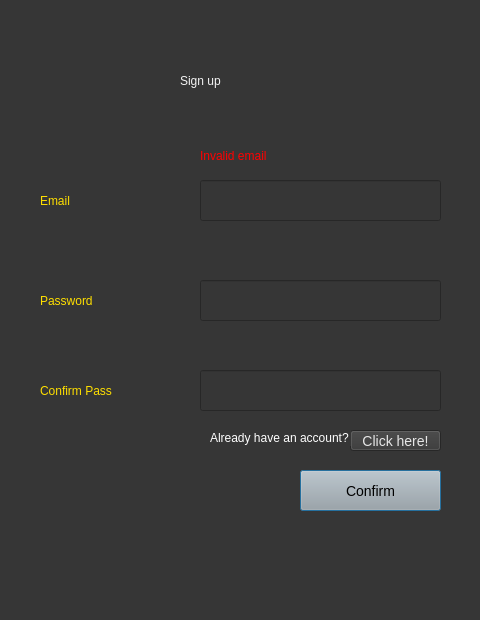
The window that FireBase/ui/createacc.ui (smorcor744/pyQT) describes before a commit, drawn with Qt 5.
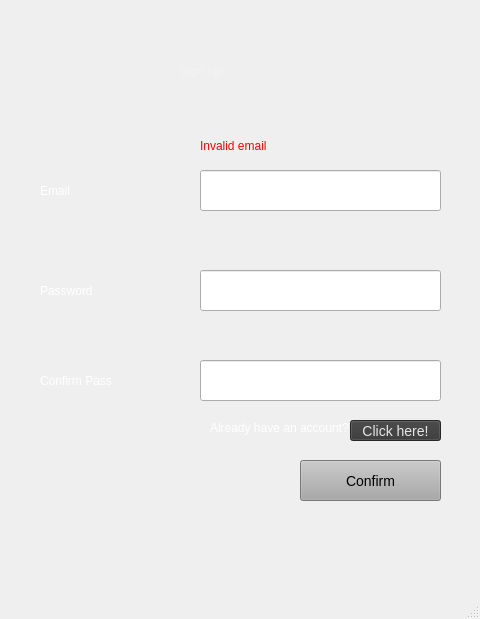
The same window after the commit.

The edit to the form file:
```diff
--- a/FireBase/ui/createacc.ui
+++ b/FireBase/ui/createacc.ui
@@ -1,76 +1,72 @@
 <?xml version="1.0" encoding="UTF-8"?>
 <ui version="4.0">
  <class>Dialog</class>
- <widget class="QDialog" name="Dialog">
+ <widget class="QMainWindow" name="Dialog">
   <property name="geometry">
    <rect>
     <x>0</x>
     <y>0</y>
     <width>480</width>
-    <height>620</height>
+    <height>619</height>
    </rect>
   </property>
   <property name="windowTitle">
    <string>Dialog</string>
   </property>
-  <property name="styleSheet">
-   <string notr="true">background-color: rgb(54, 54, 54);</string>
-  </property>
-  <widget class="QLabel" name="label">
+  <widget class="QWidget" name="centralwidget">
+   <widget class="QLineEdit" name="confirmpass">
    <property name="geometry">
     <rect>
-     <x>180</x>
-     <y>50</y>
-     <width>181</width>
-     <height>61</height>
-    </rect>
-   </property>
+      <x>200</x>
+      <y>360</y>
+      <width>241</width>
+      <height>41</height>
+     </rect>
+    </property>
+    <property name="font">
+     <font>
+      <pointsize>12</pointsize>
+     </font>
+    </property>
    <property name="styleSheet">
-    <string notr="true">font: 28pt &quot;MS Shell Dlg 2&quot;; color: rgb(243, 243, 243)</string>
+     <string notr="true">confirmpass {
+    background-color: black;  /* Color de fondo negro */
+    color: white;             /* Color de texto blanco para contraste */
+    padding: 10px;            /* Espaciado interno */
+    border-radius: 5px;       /* Bordes redondeados */
+    font-family: Arial, sans-serif;  /* Fuente */
+    font-size: 16px;          /* Tamaño de la fuente */
+    text-align: center;       /* Alinear el texto al centro */
+    display: inline-block;    /* Para que el label se ajuste al contenido */
+}
+</string>
    </property>
    <property name="text">
-    <string>Sign up</string>
+     <string/>
    </property>
   </widget>
   <widget class="QLabel" name="label_2">
    <property name="geometry">
     <rect>
      <x>40</x>
-     <y>170</y>
+      <y>160</y>
      <width>141</width>
      <height>61</height>
     </rect>
    </property>
    <property name="styleSheet">
     <string notr="true">font: 15pt &quot;MS Shell Dlg 2&quot;;
-color: rgb(255, 223, 0);</string>
+color: rgb(255, 255, 255);</string>
    </property>
    <property name="text">
     <string>Email</string>
    </property>
   </widget>
-  <widget class="QLabel" name="label_3">
-   <property name="geometry">
-    <rect>
-     <x>40</x>
-     <y>270</y>
-     <width>141</width>
-     <height>61</height>
-    </rect>
-   </property>
-   <property name="styleSheet">
-    <string notr="true">font: 15pt &quot;MS Shell Dlg 2&quot;;
-color: rgb(255, 223, 0);</string>
-   </property>
-   <property name="text">
-    <string>Password</string>
-   </property>
-  </widget>
   <widget class="QLineEdit" name="email">
    <property name="geometry">
     <rect>
      <x>200</x>
-     <y>180</y>
+      <y>170</y>
      <width>241</width>
      <height>41</height>
     </rect>
@@ -97,39 +93,28 @@
     <string/>
    </property>
   </widget>
-  <widget class="QLineEdit" name="password">
+   <widget class="QLabel" name="label_3">
    <property name="geometry">
     <rect>
-     <x>200</x>
-     <y>280</y>
-     <width>241</width>
-     <height>41</height>
-    </rect>
-   </property>
-   <property name="font">
-    <font>
-     <pointsize>12</pointsize>
-    </font>
-   </property>
+      <x>40</x>
+      <y>260</y>
+      <width>141</width>
+      <height>61</height>
+     </rect>
+    </property>
    <property name="styleSheet">
-    <string notr="true">password {
-    background-color: black;  /* Color de fondo negro */
-    color: white;             /* Color de texto blanco para contraste */
-    padding: 10px;            /* Espaciado interno */
-    border-radius: 5px;       /* Bordes redondeados */
-    font-family: Arial, sans-serif;  /* Fuente */
-    font-size: 16px;          /* Tamaño de la fuente */
-    text-align: center;       /* Alinear el texto al centro */
-    display: inline-block;    /* Para que el label se ajuste al contenido */
-}
-</string>
+     <string notr="true">font: 15pt &quot;MS Shell Dlg 2&quot;;
+color: rgb(255, 255, 255);</string>
+    </property>
+    <property name="text">
+     <string>Password</string>
    </property>
   </widget>
   <widget class="QPushButton" name="signupbutton">
    <property name="geometry">
     <rect>
      <x>300</x>
-     <y>470</y>
+      <y>460</y>
      <width>141</width>
      <height>41</height>
     </rect>
@@ -141,59 +126,60 @@
     <string>Confirm</string>
    </property>
   </widget>
+   <widget class="QLabel" name="label">
+    <property name="geometry">
+     <rect>
+      <x>180</x>
+      <y>40</y>
+      <width>181</width>
+      <height>61</height>
+     </rect>
+    </property>
+    <property name="styleSheet">
+     <string notr="true">font: 28pt &quot;MS Shell Dlg 2&quot;; color: rgb(243, 243, 243)</string>
+    </property>
+    <property name="text">
+     <string>Sign up</string>
+    </property>
+   </widget>
   <widget class="QLabel" name="label_4">
    <property name="geometry">
     <rect>
      <x>40</x>
-     <y>360</y>
+      <y>350</y>
      <width>171</width>
      <height>61</height>
     </rect>
    </property>
    <property name="styleSheet">
     <string notr="true">font: 15pt &quot;MS Shell Dlg 2&quot;;
-color: rgb(255, 223, 0);</string>
+color: rgb(255, 255, 255);</string>
    </property>
    <property name="text">
     <string>Confirm Pass</string>
    </property>
   </widget>
-  <widget class="QLineEdit" name="confirmpass">
+   <widget class="QLabel" name="label_5">
    <property name="geometry">
     <rect>
-     <x>200</x>
-     <y>370</y>
-     <width>241</width>
-     <height>41</height>
-    </rect>
-   </property>
-   <property name="font">
-    <font>
-     <pointsize>12</pointsize>
-    </font>
-   </property>
+      <x>210</x>
+      <y>420</y>
+      <width>141</width>
+      <height>16</height>
+     </rect>
+    </property>
    <property name="styleSheet">
-    <string notr="true">confirmpass {
-    background-color: black;  /* Color de fondo negro */
-    color: white;             /* Color de texto blanco para contraste */
-    padding: 10px;            /* Espaciado interno */
-    border-radius: 5px;       /* Bordes redondeados */
-    font-family: Arial, sans-serif;  /* Fuente */
-    font-size: 16px;          /* Tamaño de la fuente */
-    text-align: center;       /* Alinear el texto al centro */
-    display: inline-block;    /* Para que el label se ajuste al contenido */
-}
-</string>
+     <string notr="true">color:rgb(255, 255, 255)</string>
    </property>
    <property name="text">
-    <string/>
+     <string>Already have an account? </string>
    </property>
   </widget>
   <widget class="QLabel" name="invalid">
    <property name="geometry">
     <rect>
      <x>200</x>
-     <y>140</y>
+      <y>130</y>
      <width>141</width>
      <height>31</height>
     </rect>
@@ -210,7 +196,7 @@
    <property name="geometry">
     <rect>
      <x>350</x>
-     <y>430</y>
+      <y>420</y>
      <width>91</width>
      <height>21</height>
     </rect>
@@ -222,22 +208,36 @@
     <string>Click here!</string>
    </property>
   </widget>
-  <widget class="QLabel" name="label_5">
+   <widget class="QLineEdit" name="password">
    <property name="geometry">
     <rect>
-     <x>210</x>
-     <y>430</y>
-     <width>141</width>
-     <height>16</height>
-    </rect>
-   </property>
+      <x>200</x>
+      <y>270</y>
+      <width>241</width>
+      <height>41</height>
+     </rect>
+    </property>
+    <property name="font">
+     <font>
+      <pointsize>12</pointsize>
+     </font>
+    </property>
    <property name="styleSheet">
-    <string notr="true">color:rgb(255, 255, 255)</string>
-   </property>
-   <property name="text">
-    <string>Already have an account? </string>
-   </property>
-  </widget>
+     <string notr="true">password {
+    background-color: black;  /* Color de fondo negro */
+    color: white;             /* Color de texto blanco para contraste */
+    padding: 10px;            /* Espaciado interno */
+    border-radius: 5px;       /* Bordes redondeados */
+    font-family: Arial, sans-serif;  /* Fuente */
+    font-size: 16px;          /* Tamaño de la fuente */
+    text-align: center;       /* Alinear el texto al centro */
+    display: inline-block;    /* Para que el label se ajuste al contenido */
+}
+</string>
+    </property>
+   </widget>
+  </widget>
+  <widget class="QStatusBar" name="statusbar"/>
  </widget>
  <resources/>
  <connections/>
```
Left out of the diff: 2 changed lines with no effect on the pictures. Lines whose indentation alone changed are shown as unchanged.
